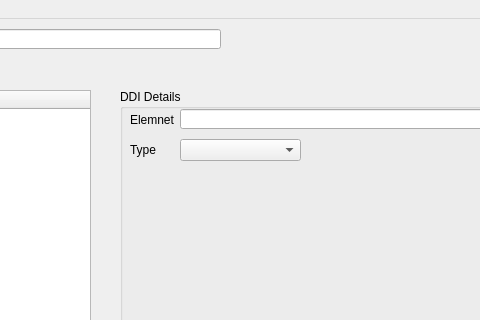
Before: the Qt Designer form uj_editor.ui in bobev18/stujeditor, drawn with Qt 5; both pictures show x 440 to 920 and y 0 to 320 of the 1115 by 600 pixel window.
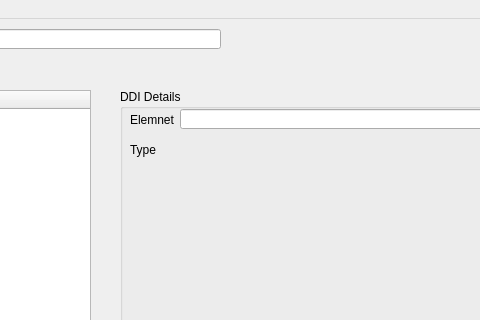
After: the same form once the commit is applied.

Commit message: getting basic understanding of PyQt

Patch:
```diff
--- a/uj_editor.ui
+++ b/uj_editor.ui
@@ -126,16 +126,6 @@
       </rect>
      </property>
     </widget>
-    <widget class="QComboBox" name="comboBox">
-     <property name="geometry">
-      <rect>
-       <x>60</x>
-       <y>50</y>
-       <width>121</width>
-       <height>22</height>
-      </rect>
-     </property>
-    </widget>
     <widget class="QLabel" name="label_2">
      <property name="geometry">
       <rect>
```
The commit also changes 1 other file.
